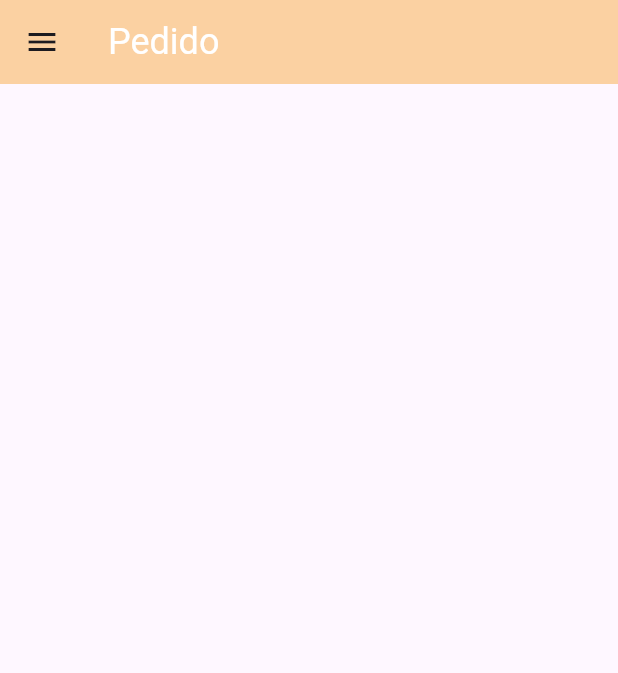
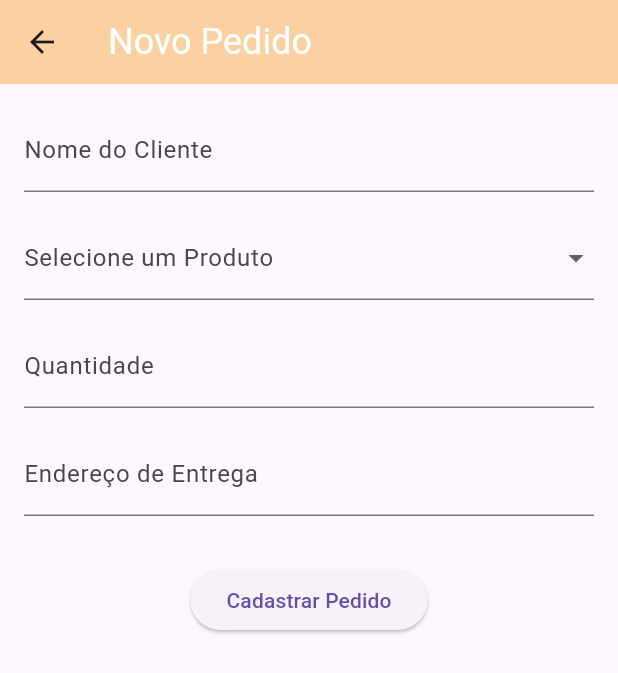
Before and after one commit to enzonagata/pedidos-app-flutter, a Flutter app: the PedidoPage screen opened by its route, on a phone screen of 412 x 824 dp. Shown: the top 673 px of the screen. Run offline on Flutter 3.47's test engine with Material 3 defaults, Android fonts, the phone set to English and light mode, and no system bars; our stand-ins replace cloud_firestore, firebase_core, font_awesome_flutter, get; accounts and stored records are empty.

Commit message:
altera as models e repositories para portugues

```diff
--- a/lib/app/data/models/products_model.dart
+++ /dev/null
@@ -1,24 +0,0 @@
-class ProductsModel {
-  String nome = '';
-  String descricao = '';
-
-  ProductsModel({
-    required this.nome,
-    required this.descricao,
-  });
-
-  factory ProductsModel.fromJson(Map<String, dynamic> json) {
-    return ProductsModel(
-      nome: json['nome'],
-      descricao: json['descricao'],
-    );
-  }
-
-  Map<String, dynamic> toJson() {
-    final Map<String, dynamic> data = <String, dynamic>{};
-    data['nome'] = nome;
-    data['descricao'] = descricao;
-
-    return data;
-  }
-}
--- /dev/null
+++ b/lib/app/data/models/produto_model.dart
@@ -0,0 +1,20 @@
+class ProdutoModel {
+  String nome = '';
+
+  ProdutoModel({
+    required this.nome
+  });
+
+  factory ProdutoModel.fromJson(Map<String, dynamic> json) {
+    return ProdutoModel(
+      nome: json['nome'],
+
+    );
+  }
+
+  Map<String, dynamic> toJson() {
+    final Map<String, dynamic> data = <String, dynamic>{};
+    data['nome'] = nome;
+    return data;
+  }
+}
--- a/lib/app/modules/pedido/pedido_controller.dart
+++ b/lib/app/modules/pedido/pedido_controller.dart
@@ -1,11 +1,36 @@
 import 'package:get/get.dart';
 
 class PedidoController extends GetxController {
-  // Exemplo de uma variável reativa
-  var count = 0.obs;
+  // Campos do formulário
+  var nomeCliente = ''.obs;
+  var produtoSelecionado = ''.obs;
+  var quantidade = 0.obs;
+  var enderecoEntrega = ''.obs;
 
-  // Método para incrementar o contador
-  void increment() {
-    count++;
+  // Lista de produtos
+  final List<String> produtos = ['Produto A', 'Produto B', 'Produto C'];
+
+  // Método para validar e salvar o formulário
+  void salvarPedido() {
+    if (nomeCliente.isNotEmpty &&
+        produtoSelecionado.isNotEmpty &&
+        quantidade.value > 0 &&
+        enderecoEntrega.isNotEmpty) {
+      Get.snackbar(
+        'Sucesso',
+        'Pedido cadastrado com sucesso!',
+        snackPosition: SnackPosition.BOTTOM,
+      );
+    } else {
+      Get.snackbar(
+        'Erro',
+        'Preencha todos os campos corretamente!',
+        snackPosition: SnackPosition.BOTTOM,
+      );
+    }
+  }
+
+  void selecionarProduto(String? produto) {
+    produtoSelecionado.value = produto!;
   }
 }
--- a/lib/app/modules/pedido/pedido_page.dart
+++ b/lib/app/modules/pedido/pedido_page.dart
@@ -1,140 +1,90 @@
 import 'dart:convert';
-import 'package:app/app/data/models/products_model.dart';
-import 'package:app/app/data/repositories/products_repository.dart';
+import 'package:app/app/data/models/produto_model.dart';
+import 'package:app/app/data/repositories/produtos_repository.dart';
+import 'package:app/app/modules/pedido/pedido_controller.dart';
 import 'package:app/app/ui/theme/colors.dart';
 import 'package:app/app/ui/widgets/drawer_custom.dart';
 import 'package:cloud_firestore/cloud_firestore.dart';
 import 'package:flutter/material.dart';
+import 'package:get/get.dart';
 
 class PedidoPage extends StatelessWidget {
   const PedidoPage({super.key});
 
-  get productsRepository => null;
+  get produtoRepository => null;
 
   @override
   Widget build(BuildContext context) {
-    final productsRepository = ProductsRepository();
+    final produtoRepository = ProdutosRepository();
+    final PedidoController controller = Get.put(PedidoController());
     return Scaffold(
-      drawer: const CustomDrawer(),
-      body: Expanded(
-        flex: 8,
-        child: SingleChildScrollView(
-          child: StreamBuilder<QuerySnapshot>(
-            stream: productsRepository.getAllProducts(),
-            builder: (context, snapshot) {
-              if (snapshot.connectionState == ConnectionState.waiting) {
-                return const Center(
-                  child: Padding(
-                    padding: EdgeInsets.all(8),
-                    child: CircularProgressIndicator(),
-                  ),
+      appBar: AppBar(
+        title: const Text('Novo Pedido'),
+        backgroundColor: defaultTheme,
+        titleTextStyle: const TextStyle(color: Colors.white, fontSize: 24),
+      ),
+      body: Padding(
+        padding: const EdgeInsets.all(16.0),
+        child: Form(
+          child: Column(
+            crossAxisAlignment: CrossAxisAlignment.start,
+            children: [
+              TextFormField(
+                decoration: const InputDecoration(labelText: 'Nome do Cliente'),
+                onChanged: (value) {
+                  controller.nomeCliente.value = value;
+                },
+              ),
+              const SizedBox(height: 16),
+              Obx(() {
+                // Usar Obx para reatividade
+                return DropdownButtonFormField<String>(
+                  value: controller.produtoSelecionado.value.isEmpty
+                      ? null
+                      : controller.produtoSelecionado.value,
+                  decoration:
+                      InputDecoration(labelText: 'Selecione um Produto'),
+                  items: controller.produtos.map((String produto) {
+                    return DropdownMenuItem<String>(
+                      value: produto,
+                      child: Text(produto),
+                    );
+                  }).toList(),
+                  onChanged: (String? novoProduto) {
+                    controller.selecionarProduto(
+                        novoProduto); // Atualizar o valor selecionado
+                  },
                 );
-              } else {
-                if (snapshot.hasData) {
-                  var documents = snapshot.data!.docs;
-                  return ListView.builder(
-                      physics: const NeverScrollableScrollPhysics(),
-                      shrinkWrap: true,
-                      itemBuilder: (BuildContext context, int index) {
-                        DocumentSnapshot item = documents[index];
-                        String json = jsonEncode(item.data());
-                        Map<String, dynamic> docMap = jsonDecode(json);
-                        var model = ProductsModel.fromJson(docMap);
-                        return Card(
-                          child: ListTile(
-                            contentPadding: const EdgeInsets.all(15),
-                            title: Text(model.nome),
-                            subtitle: Text(model.descricao),
-                            onTap: () =>
-                                {print('Produto ${model.nome} - ${model.descricao}')},
-                          ),
-                        );
-                      },
-                      itemCount: documents.length);
-                } else {
-                  return const Text('Nada encontrado!');
-                }
-              }
-            },
+              }),
+              const SizedBox(height: 16),
+              TextFormField(
+                decoration: const InputDecoration(labelText: 'Quantidade'),
+                keyboardType: TextInputType.number,
+                onChanged: (value) {
+                  controller.quantidade.value = int.tryParse(value) ?? 0;
+                },
+              ),
+              const SizedBox(height: 16),
+              TextFormField(
+                decoration:
+                    const InputDecoration(labelText: 'Endereço de Entrega'),
+                onChanged: (value) {
+                  controller.enderecoEntrega.value = value;
+                },
+              ),
+              const SizedBox(height: 32),
+              Center(
+                child: ElevatedButton(
+                  onPressed: () {
+                    controller.salvarPedido();
+                  },
+                  child: const Text('Cadastrar Pedido'),
+                ),
+              ),
+            ],
           ),
         ),
-      ),
-      appBar: AppBar(
-        title: const Text('Pedido'),
-        backgroundColor: defaultTheme,
-        titleTextStyle: const TextStyle(color: Colors.white, fontSize: 24),
       ),
     );
   }
 }
-
-// class _LoginState extends State<Login> {
-//   @override
-//   Widget build(BuildContext context) {
-//     return Scaffold(
-//       body: Stack(
-//         fit: StackFit.expand,
-//         children: [
-//           Positioned(
-//             width: MediaQuery.of(context).size.width,
-//             height: MediaQuery.of(context).size.height,
-//             child: Column(
-//               mainAxisAlignment: MainAxisAlignment.center,
-//               crossAxisAlignment: CrossAxisAlignment.center,
-//               children: [
-//                 Padding(
-//                   padding: const EdgeInsets.all(50),
-//                   child: Image.asset('lib/assets/logo.png'),
-//                 ),
-//                 // SizedBox(
-//                 //   height: 30,
-//                 // ),
-//                 // HeadlineText(text: 'entrar com', size: 14),
-//                 // SizedBox(
-//                 //   height: 12,
-//                 // ),
-//                 // FacebookButton(onPressed: () => {print('facebook')}),
-//                 // SizedBox(
-//                 //   height: 10,
-//                 // ),
-//                 // GoogleButton(
-//                 //     onPressed: () async =>
-//                 //         await Authentication.signInWithGoogle().then((value) {
-//                 //           Get.to(main());
-//                 //         })),
-//                 // SizedBox(
-//                 //   height: 100,
-//                 // ),
-//                 // // LogoutButton(onPressed: () async => await Authentication.signOut(context: context)),
-//                 // // SizedBox(
-//                 // //   height: 100,
-//                 // // ),
-//               ],
-//             ),
-//           ),
-//           Positioned(
-//             width: MediaQuery.of(context).size.width,
-//             bottom: MediaQuery.of(context).size.height * 0.25,
-//             child: const Row(
-//               mainAxisAlignment: MainAxisAlignment.center,
-//               crossAxisAlignment: CrossAxisAlignment.center,
-//               children: [
-//                 Expanded(
-//                     child: Column(
-//                   mainAxisAlignment: MainAxisAlignment.center,
-//                   crossAxisAlignment: CrossAxisAlignment.center,
-//                   children: [
-//                     Text(
-//                       'Ao entrar, estará de acordo com nosso termo de uso e privacidade.',
-//                       textAlign: TextAlign.center,
-//                     )
-//                   ],
-//                 ))
-//               ],
-//             ),
-//           ),
-//         ],
-//       ),
-//     );
-//   }
-// }
--- a/lib/app/modules/pedido_lista/pedido_lista_binding.dart
+++ b/lib/app/modules/pedido_lista/pedido_lista_binding.dart
@@ -1,5 +1,5 @@
 import 'package:get/get.dart';
-import 'pedido_lista__controller.dart';
+import 'pedido_lista_controller.dart';
 
 class PedidoListaBinding extends Bindings {
   @override
```
Also changed, not shown: lib/app/data/repositories/produtos_repository.dart (renamed from lib/app/data/repositories/products_repository.dart, +15 -12 lines), lib/app/modules/pedido_lista/pedido_lista_page.dart (+11 -11 lines), lib/app/modules/produtos/produto_controller.dart (added, +32 -0 lines), lib/app/modules/pedido_lista/pedido_lista_controller.dart (renamed from lib/app/modules/pedido_lista/pedido_lista__controller.dart).
